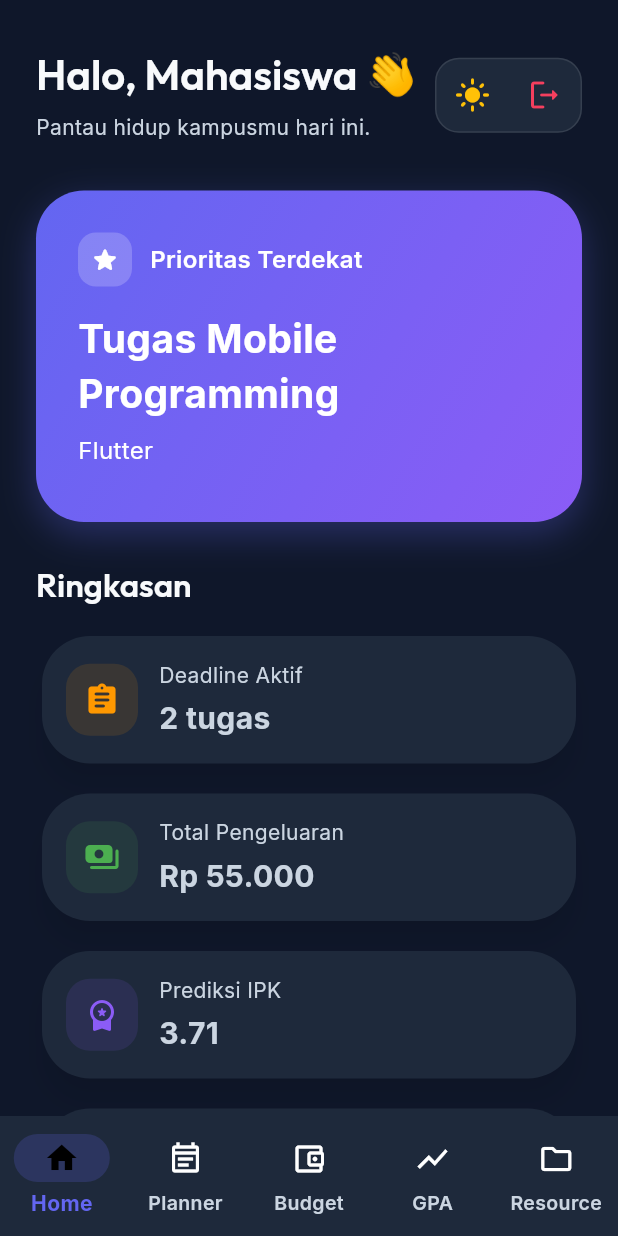
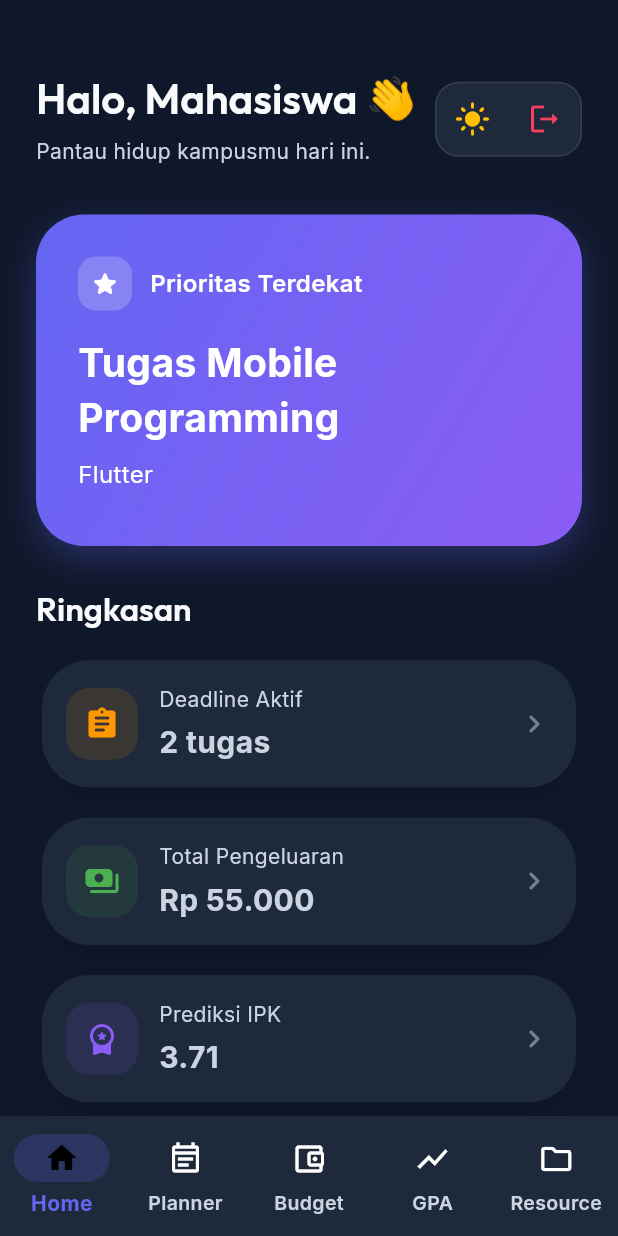
Before and after one commit to faiqurrohman/kampusgo_runner, a Flutter app: the DashboardScreen screen opened directly, on a phone screen of 412 x 824 dp. Run offline on Flutter 3.47's test engine with Material 3 defaults, Android fonts, the phone set to English and light mode, and no system bars; our stand-ins replace google_fonts.

Commit message:
fungsionalitas Ux

```diff
--- a/lib/screens/dashboard_screen.dart
+++ b/lib/screens/dashboard_screen.dart
@@ -13,7 +13,7 @@ class DashboardScreen extends StatefulWidget { const DashboardScreen({super.key}
 class _DashboardScreenState extends State<DashboardScreen> {
   int index = 0;
   final data = AppData.instance;
-  late final pages = [_Home(onLogout: _logout), const PlannerScreen(), const BudgetScreen(), const GpaScreen(), const ResourceScreen()];
+  late final pages = [_Home(onLogout: _logout, onTabChange: (i) => setState(() => index = i)), const PlannerScreen(), const BudgetScreen(), const GpaScreen(), const ResourceScreen()];
   void _logout() => Navigator.pushReplacement(context, MaterialPageRoute(builder: (_) => const LoginScreen()));
 
   @override
@@ -30,12 +30,14 @@ class _DashboardScreenState extends State<DashboardScreen> {
 }
 
 class _Home extends StatelessWidget {
-  final VoidCallback onLogout; const _Home({required this.onLogout});
+  final VoidCallback onLogout;
+  final void Function(int) onTabChange;
+  const _Home({required this.onLogout, required this.onTabChange});
   @override
   Widget build(BuildContext context) {
     final data = AppData.instance;
     final next = data.schedules.where((e) => !e.done).toList()..sort((a,b)=>a.deadline.compareTo(b.deadline));
-    return SafeArea(child: ListView(padding: const EdgeInsets.symmetric(horizontal: 24, vertical: 32), children: [
+    return SafeArea(child: ListView(padding: const EdgeInsets.only(left: 24, right: 24, top: 48, bottom: 32), children: [
       Row(children: [
         Expanded(child: Column(crossAxisAlignment: CrossAxisAlignment.start, children: [
           Text('Halo, Mahasiswa 👋', style: Theme.of(context).textTheme.headlineMedium),
@@ -102,13 +104,13 @@ class _Home extends StatelessWidget {
       const SizedBox(height: 28),
       Text('Ringkasan', style: Theme.of(context).textTheme.titleLarge),
       const SizedBox(height: 16),
-      InfoCard(icon: Icons.assignment_rounded, title: 'Deadline Aktif', value: '${data.schedules.where((e)=>!e.done).length} tugas', color: Colors.orange),
+      InfoCard(icon: Icons.assignment_rounded, title: 'Deadline Aktif', value: '${data.schedules.where((e)=>!e.done).length} tugas', color: Colors.orange, onTap: () => onTabChange(1)),
       const SizedBox(height: 12),
-      InfoCard(icon: Icons.payments_rounded, title: 'Total Pengeluaran', value: Formatters.currency.format(data.totalExpense()), color: Colors.green),
+      InfoCard(icon: Icons.payments_rounded, title: 'Total Pengeluaran', value: Formatters.currency.format(data.totalExpense()), color: Colors.green, onTap: () => onTabChange(2)),
       const SizedBox(height: 12),
-      InfoCard(icon: Icons.workspace_premium_rounded, title: 'Prediksi IPK', value: data.calculateGpa().toStringAsFixed(2), color: AppTheme.secondary),
+      InfoCard(icon: Icons.workspace_premium_rounded, title: 'Prediksi IPK', value: data.calculateGpa().toStringAsFixed(2), color: AppTheme.secondary, onTap: () => onTabChange(3)),
       const SizedBox(height: 12),
-      const InfoCard(icon: Icons.lightbulb_rounded, title: 'Tips Hari Ini', value: 'Fokus 25 menit, istirahat 5 menit', color: Colors.amber),
+      InfoCard(icon: Icons.lightbulb_rounded, title: 'Tips Hari Ini', value: 'Fokus 25 menit, istirahat 5 menit', color: Colors.amber, onTap: () {}),
     ]));
   }
 }
--- a/lib/widgets/info_card.dart
+++ b/lib/widgets/info_card.dart
@@ -5,11 +5,15 @@ class InfoCard extends StatelessWidget {
   final String title;
   final String value;
   final Color color;
-  const InfoCard({super.key, required this.icon, required this.title, required this.value, required this.color});
+  final VoidCallback? onTap;
+  const InfoCard({super.key, required this.icon, required this.title, required this.value, required this.color, this.onTap});
 
   @override
   Widget build(BuildContext context) {
     return Card(
+      child: InkWell(
+        onTap: onTap,
+        borderRadius: BorderRadius.circular(32),
         child: Padding(
           padding: const EdgeInsets.all(16),
           child: Row(children: [
@@ -24,7 +28,9 @@ class InfoCard extends StatelessWidget {
               const SizedBox(height: 4),
               Text(value, style: const TextStyle(fontSize: 20, fontWeight: FontWeight.bold)),
             ])),
+            Icon(Icons.chevron_right_rounded, color: Theme.of(context).textTheme.bodyMedium?.color?.withOpacity(0.5)),
           ]),
+        ),
       ),
     );
   }
```
Lines whose indentation alone changed are shown as unchanged.
